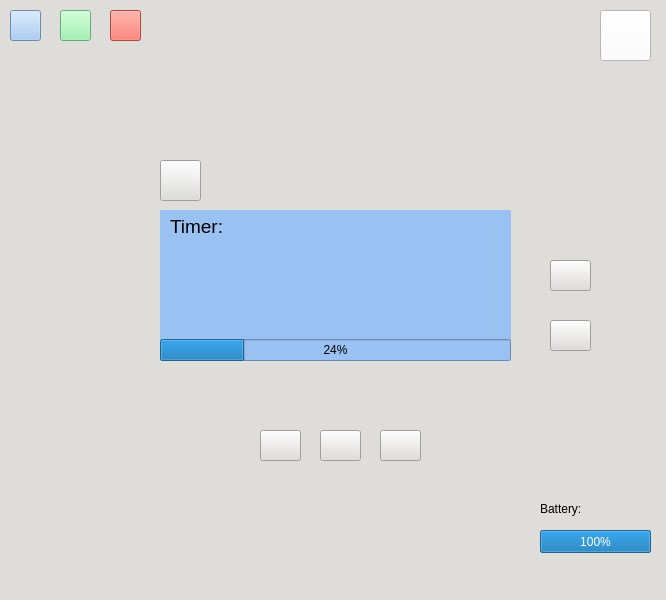
sahilgagvani/Neuro-Nirvana, file mainwindow.ui: the form before one commit.
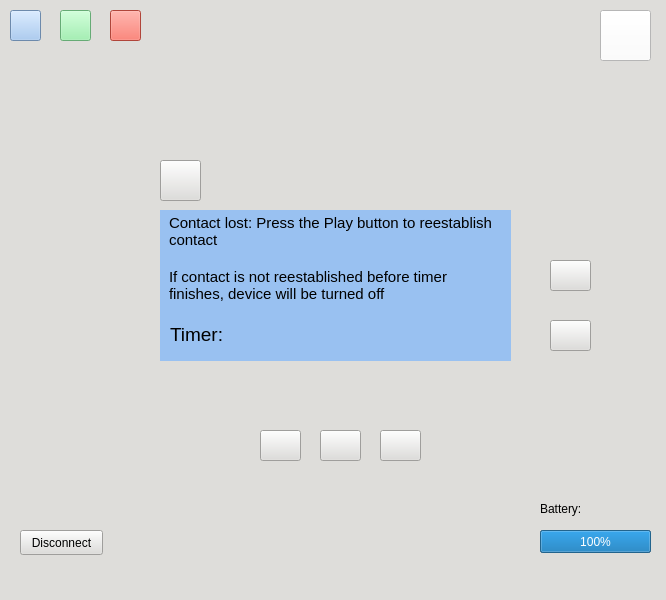
The form after the commit. Icons and pictures are not drawn.

Commit message: Added disconnect button and timer for testing, refined lights

```diff
--- a/mainwindow.ui
+++ b/mainwindow.ui
@@ -520,6 +520,97 @@
     </property>
     <layout class="QGridLayout" name="gridLayout_3"/>
    </widget>
+   <widget class="QPushButton" name="disconnectButton">
+    <property name="geometry">
+     <rect>
+      <x>20</x>
+      <y>530</y>
+      <width>83</width>
+      <height>25</height>
+     </rect>
+    </property>
+    <property name="text">
+     <string>Disconnect</string>
+    </property>
+   </widget>
+   <widget class="QWidget" name="disconnectLayout" native="true">
+    <property name="geometry">
+     <rect>
+      <x>160</x>
+      <y>210</y>
+      <width>351</width>
+      <height>151</height>
+     </rect>
+    </property>
+    <property name="styleSheet">
+     <string notr="true">background-color: rgb(153, 193, 241);</string>
+    </property>
+    <layout class="QGridLayout" name="gridLayout_4">
+     <item row="0" column="0">
+      <widget class="QLabel" name="timerLabel_2">
+       <property name="font">
+        <font>
+         <pointsize>11</pointsize>
+        </font>
+       </property>
+       <property name="styleSheet">
+        <string notr="true">background-color: rgb(153, 193, 241);
+padding: 0px 5px 5px 5px;</string>
+       </property>
+       <property name="text">
+        <string>Contact lost: Press the Play button to reestablish contact</string>
+       </property>
+       <property name="alignment">
+        <set>Qt::AlignLeading|Qt::AlignLeft|Qt::AlignTop</set>
+       </property>
+       <property name="wordWrap">
+        <bool>true</bool>
+       </property>
+      </widget>
+     </item>
+     <item row="2" column="0">
+      <widget class="QLabel" name="timerLabel_3">
+       <property name="font">
+        <font>
+         <pointsize>14</pointsize>
+        </font>
+       </property>
+       <property name="styleSheet">
+        <string notr="true">background-color: rgb(153, 193, 241);
+padding: 0px 5px 5px 5px;</string>
+       </property>
+       <property name="text">
+        <string>Timer:</string>
+       </property>
+       <property name="alignment">
+        <set>Qt::AlignLeading|Qt::AlignLeft|Qt::AlignTop</set>
+       </property>
+      </widget>
+     </item>
+     <item row="1" column="0">
+      <widget class="QLabel" name="timerLabel_4">
+       <property name="font">
+        <font>
+         <pointsize>11</pointsize>
+        </font>
+       </property>
+       <property name="styleSheet">
+        <string notr="true">background-color: rgb(153, 193, 241);
+padding: 0px 5px 5px 5px;</string>
+       </property>
+       <property name="text">
+        <string>If contact is not reestablished before timer finishes, device will be turned off</string>
+       </property>
+       <property name="alignment">
+        <set>Qt::AlignLeading|Qt::AlignLeft|Qt::AlignTop</set>
+       </property>
+       <property name="wordWrap">
+        <bool>true</bool>
+       </property>
+      </widget>
+     </item>
+    </layout>
+   </widget>
    <zorder>logLayout</zorder>
    <zorder>screen</zorder>
    <zorder>menuButton</zorder>
@@ -537,6 +628,8 @@
    <zorder>sessionLayout</zorder>
    <zorder>batteryBar</zorder>
    <zorder>label</zorder>
+   <zorder>disconnectButton</zorder>
+   <zorder>disconnectLayout</zorder>
   </widget>
   <widget class="QMenuBar" name="menubar">
    <property name="geometry">
```
The commit also changes 2 other files.
